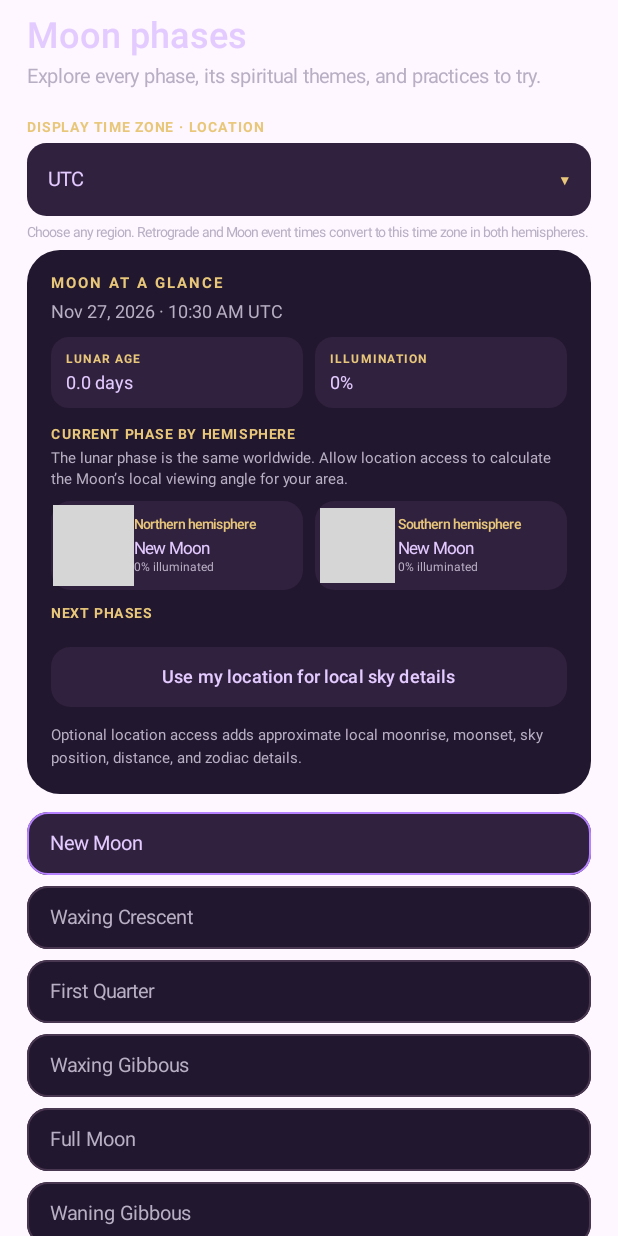
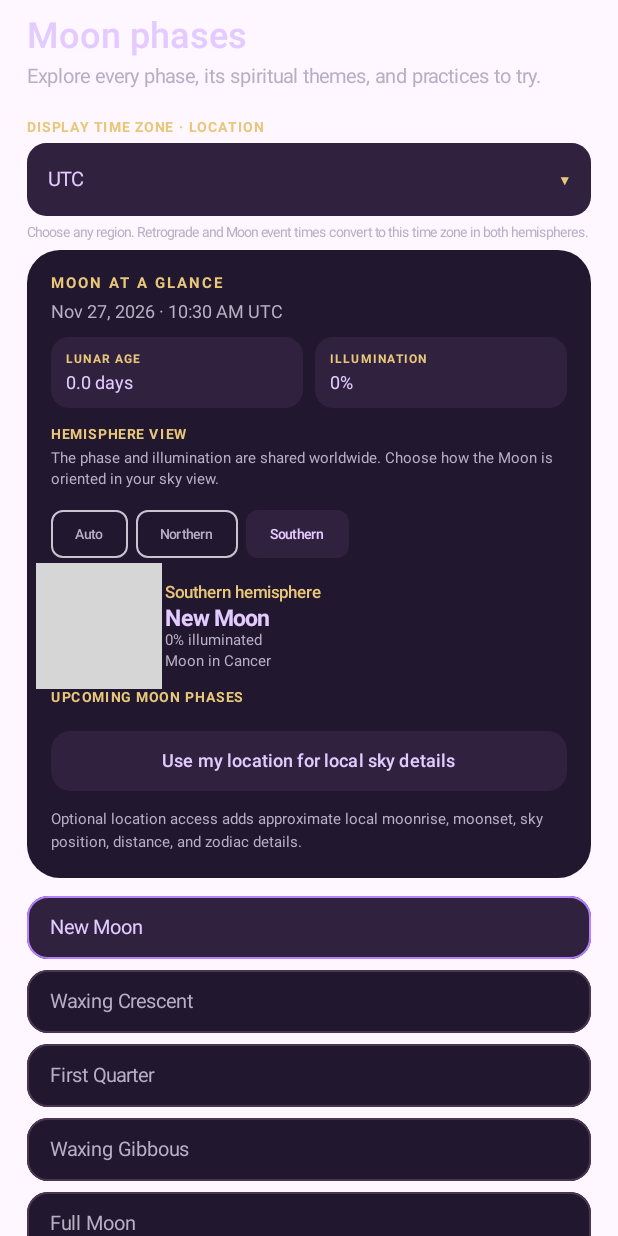
Before and after one commit to magikaldivinations-dotcom/Magikal-Retrogrades-, an Android app built with Jetpack Compose: the composable MoonPage shown on its own in the app's theme, on a phone screen of 412 x 824 dp. Run offline under Robolectric (Android 15) with nearby library versions, the phone set to English and light mode, and no system bars; libraries missing offline, so code that uses them is left out: io.github.cosinekitty.astronomy; pictures from the network do not load; 9 statements that could not run were skipped; grey boxes are pictures that could not be loaded.

Commit message:
Fix live moon phase tracker and hemisphere view
Fix the moon phase ephemeris sequence hang, refresh phase data while the screen is open, and add saved hemisphere selection and phase countdowns.

```diff
--- a/app/src/main/java/com/magikalretrogrades/app/MainActivity.kt
+++ b/app/src/main/java/com/magikalretrogrades/app/MainActivity.kt
@@ -229,6 +229,22 @@ private fun getDisplayZone(context: Context): java.time.ZoneId {
 private fun saveDisplayZone(context: Context, zoneId: String) {
     context.getSharedPreferences(DISPLAY_ZONE_PREFS, Context.MODE_PRIVATE).edit().putString(DISPLAY_ZONE_KEY, zoneId).apply()
 }
+private const val MOON_HEMISPHERE_KEY = "moon_hemisphere"
+private fun getMoonHemisphere(context: Context): String =
+    context.getSharedPreferences(DISPLAY_ZONE_PREFS, Context.MODE_PRIVATE).getString(MOON_HEMISPHERE_KEY, "Auto") ?: "Auto"
+private fun saveMoonHemisphere(context: Context, hemisphere: String) {
+    context.getSharedPreferences(DISPLAY_ZONE_PREFS, Context.MODE_PRIVATE).edit().putString(MOON_HEMISPHERE_KEY, hemisphere).apply()
+}
+private fun automaticSouthernHemisphere(): Boolean {
+    val country = java.util.Locale.getDefault().country.uppercase()
+    if (country in setOf("AU", "NZ", "ZA", "AR", "CL", "UY", "PY", "BO", "PE", "BR", "ZW", "ZM", "MZ", "NA", "BW", "LS", "SZ", "MG", "FJ", "WS", "TO", "VU")) return true
+    if (country.isNotBlank()) return false
+    val zone = java.util.TimeZone.getDefault().id
+    return zone.startsWith("Australia/") || zone.startsWith("Pacific/Auckland") ||
+        zone.startsWith("Pacific/Fiji") || zone.startsWith("Africa/Johannesburg") ||
+        zone.startsWith("America/Argentina/") || zone.startsWith("America/Santiago") ||
+        zone.startsWith("America/Montevideo") || zone.startsWith("America/Sao_Paulo")
+}
 
 @Composable
 private fun DisplayZonePicker(selectedId: String, onSelect: (String) -> Unit) {
@@ -420,11 +436,11 @@ private fun moonSnapshot(): MoonSnapshot {
     val phaseIndex = floor(((phaseAngle + 22.5) % 360.0) / 45.0).toInt().coerceIn(0, 7)
     val illuminatedPercent = (moonIllumination(Body.Moon, now).phaseFraction * 100.0).roundToInt().coerceIn(0, 100)
     val previousNewMoon = searchMoonPhase(0.0, now, -40.0)
-    val ageDays = previousNewMoon?.let { (nowMillis - it.toMillisecondsSince1970()) / 86_400_000.0 } ?: 0.0
-    val upcoming = moonQuartersAfter(now).toList().take(4).map { event ->
+    val ageDays = previousNewMoon?.let { ((nowMillis - it.toMillisecondsSince1970()) / 86_400_000.0).coerceAtLeast(0.0) } ?: phase * 29.530588853
+    val upcoming = moonQuartersAfter(now).take(4).map { event ->
         val name = listOf("New Moon", "First Quarter", "Full Moon", "Last Quarter").getOrElse(event.quarter) { "Moon phase" }
         MoonPhaseEvent(name, event.time.toMillisecondsSince1970())
-    }
+    }.toList()
     return MoonSnapshot(phase, moonGuidance(moonPhaseNames[phaseIndex], illuminatedPercent), ageDays, upcoming)
 }
 
@@ -567,13 +583,17 @@ private fun MoonPage() {
     ) {
         while (true) {
             value = withContext(Dispatchers.Default) { moonSnapshot() }
-            delay(60_000)
+            delay(30_000)
         }
     }
     var selectedPhase by remember { mutableStateOf(snapshot.info.name) }
     var observerLocation by remember { mutableStateOf<Location?>(null) }
     val context = androidx.compose.ui.platform.LocalContext.current
     var displayZoneId by remember { mutableStateOf(getDisplayZone(context).id) }
+    var hemisphereMode by remember { mutableStateOf(getMoonHemisphere(context)) }
+    val currentTimeMillis by produceState(System.currentTimeMillis()) {
+        while (true) { value = System.currentTimeMillis(); delay(30_000) }
+    }
     val displayZone = runCatching { java.time.ZoneId.of(displayZoneId) }.getOrDefault(java.time.ZoneId.systemDefault())
     var locationAccessDenied by remember { mutableStateOf(false) }
     var showLocationSettings by remember { mutableStateOf(false) }
@@ -584,6 +604,11 @@ private fun MoonPage() {
             requestingLocation = true
             requestCurrentObserverLocation(context) { location -> observerLocation = location; requestingLocation = false; locationAccessDenied = location == null }
         } else { requestingLocation = false; locationAccessDenied = true; showLocationSettings = true }
+    }
+    LaunchedEffect(Unit) {
+        val hasFine = context.checkSelfPermission(Manifest.permission.ACCESS_FINE_LOCATION) == PackageManager.PERMISSION_GRANTED
+        val hasCoarse = context.checkSelfPermission(Manifest.permission.ACCESS_COARSE_LOCATION) == PackageManager.PERMISSION_GRANTED
+        if (hasFine || hasCoarse) observerLocation = lastKnownObserverLocation(context)
     }
     LaunchedEffect(snapshot.info.name) { selectedPhase = snapshot.info.name }
     val selectedIsCurrent = selectedPhase == snapshot.info.name
@@ -603,31 +628,47 @@ private fun MoonPage() {
                         }
                     }
                 }
-                Text("CURRENT PHASE BY HEMISPHERE", color = Gold, fontSize = 9.sp, fontWeight = FontWeight.Bold, letterSpacing = 1.1.sp, modifier = Modifier.padding(top = 12.dp))
-                Text(if (observerLocation == null) "The lunar phase is the same worldwide. Allow location access to calculate the Moon’s local viewing angle for your area." else "Location-based view updated for your device. The phase is shared worldwide; the Moon’s orientation is calculated for this place and time.", color = Muted, fontSize = 10.sp, lineHeight = 14.sp, modifier = Modifier.padding(top = 4.dp, bottom = 7.dp))
-                Row(Modifier.fillMaxWidth(), horizontalArrangement = Arrangement.spacedBy(8.dp)) {
-                    listOf("Northern hemisphere" to 1, "Southern hemisphere" to -1).forEach { (hemisphereName, sign) ->
-                        Surface(color = PanelLight, shape = RoundedCornerShape(13.dp), modifier = Modifier.weight(1f)) {
-                            Row(Modifier.padding(9.dp), verticalAlignment = Alignment.CenterVertically, horizontalArrangement = Arrangement.spacedBy(8.dp)) {
-                                val latitude = observerLocation?.latitude?.let { kotlin.math.abs(it) * sign } ?: (35.0 * sign)
-                                val longitude = observerLocation?.longitude ?: 0.0
-                                val viewAngle = moonBrightLimbAngle(System.currentTimeMillis(), latitude, longitude)
-                                MoonOrb(snapshot.info.illumination, snapshot.info.name, Modifier.size(38.dp).graphicsLayer(rotationZ = viewAngle.toFloat()))
-                                Column {
-                                    Text(hemisphereName, color = Gold, fontSize = 9.sp, lineHeight = 12.sp, fontWeight = FontWeight.SemiBold)
-                                    Text(snapshot.info.name, color = Lilac, fontSize = 11.sp, lineHeight = 14.sp, modifier = Modifier.padding(top = 3.dp))
-                                    Text("${snapshot.info.illumination}% illuminated", color = Muted, fontSize = 8.sp, lineHeight = 11.sp)
-                                }
-                            }
-                        }
+                Text("HEMISPHERE VIEW", color = Gold, fontSize = 9.sp, fontWeight = FontWeight.Bold, letterSpacing = 1.1.sp, modifier = Modifier.padding(top = 12.dp))
+                Text("The phase and illumination are shared worldwide. Choose how the Moon is oriented in your sky view.", color = Muted, fontSize = 10.sp, lineHeight = 14.sp, modifier = Modifier.padding(top = 4.dp, bottom = 5.dp))
+                Row(Modifier.fillMaxWidth(), horizontalArrangement = Arrangement.spacedBy(5.dp)) {
+                    listOf("Auto", "Northern", "Southern").forEach { option ->
+                        FilterChip(selected = hemisphereMode == option, onClick = {
+                            hemisphereMode = option
+                            saveMoonHemisphere(context, option)
+                        }, label = { Text(option, fontSize = 9.sp) },
+                            colors = FilterChipDefaults.filterChipColors(selectedContainerColor = PanelLight, selectedLabelColor = Lilac, labelColor = Muted))
                     }
                 }
+                val isSouthern = when (hemisphereMode) {
+                    "Southern" -> true
+                    "Northern" -> false
+                    else -> observerLocation?.latitude?.let { it < 0.0 } ?: automaticSouthernHemisphere()
+                }
+                val hemisphereName = if (isSouthern) "Southern hemisphere" else "Northern hemisphere"
+                val defaultLatitude = if (isSouthern) -35.0 else 35.0
+                val latitude = observerLocation?.latitude?.let { if (hemisphereMode == "Auto") it else kotlin.math.abs(it) * if (isSouthern) -1 else 1 } ?: defaultLatitude
+                val longitude = observerLocation?.longitude ?: 0.0
+                val viewAngle = moonBrightLimbAngle(currentTimeMillis, latitude, longitude)
+                Row(Modifier.fillMaxWidth().padding(top = 5.dp), verticalAlignment = Alignment.CenterVertically, horizontalArrangement = Arrangement.spacedBy(12.dp)) {
+                    MoonOrb(snapshot.info.illumination, snapshot.info.name, Modifier.size(64.dp).graphicsLayer(rotationZ = viewAngle.toFloat()))
+                    Column {
+                        Text(hemisphereName, color = Gold, fontSize = 11.sp, fontWeight = FontWeight.SemiBold)
+                        Text(snapshot.info.name, color = Lilac, fontSize = 15.sp, fontWeight = FontWeight.Bold, modifier = Modifier.padding(top = 2.dp))
+                        Text("${snapshot.info.illumination}% illuminated", color = Muted, fontSize = 10.sp)
+                        val zodiac = moonPositionAt(currentTimeMillis, latitude, longitude).zodiac
+                        Text("Moon in $zodiac", color = Muted, fontSize = 10.sp, modifier = Modifier.padding(top = 2.dp))
+                    }
+                }
+                val nextPhase = snapshot.upcoming.firstOrNull()
                 val nextFull = snapshot.upcoming.firstOrNull { it.name == "Full Moon" }
                 val nextNew = snapshot.upcoming.firstOrNull { it.name == "New Moon" }
-                if (nextFull != null) InfoLine("NEXT FULL MOON", formatLocalEventTime(nextFull.atMillis, displayZone))
-                if (nextNew != null) InfoLine("NEXT NEW MOON", formatLocalEventTime(nextNew.atMillis, displayZone))
-                Text("NEXT PHASES", color = Gold, fontSize = 9.sp, fontWeight = FontWeight.Bold, letterSpacing = 1.1.sp, modifier = Modifier.padding(top = 10.dp, bottom = 3.dp))
-                snapshot.upcoming.forEach { phase -> TimelineMoment(phase.name, formatLocalEventTime(phase.atMillis, displayZone)) }
+                if (nextPhase != null) InfoLine("NEXT PHASE · ${nextPhase.name.uppercase()}", "In ${formatCountdown(nextPhase.atMillis - currentTimeMillis)}")
+                if (nextFull != null) InfoLine("NEXT FULL MOON", "In ${formatCountdown(nextFull.atMillis - currentTimeMillis)}")
+                if (nextNew != null) InfoLine("NEXT NEW MOON", "In ${formatCountdown(nextNew.atMillis - currentTimeMillis)}")
+                Text("UPCOMING MOON PHASES", color = Gold, fontSize = 9.sp, fontWeight = FontWeight.Bold, letterSpacing = 1.1.sp, modifier = Modifier.padding(top = 10.dp, bottom = 3.dp))
+                snapshot.upcoming.forEach { phase ->
+                    TimelineMoment(phase.name, "In ${formatCountdown(phase.atMillis - currentTimeMillis)} · ${formatLocalEventTime(phase.atMillis, displayZone)}")
+                }
                 Button(onClick = {
                     val hasFine = context.checkSelfPermission(Manifest.permission.ACCESS_FINE_LOCATION) == PackageManager.PERMISSION_GRANTED
                     val hasCoarse = context.checkSelfPermission(Manifest.permission.ACCESS_COARSE_LOCATION) == PackageManager.PERMISSION_GRANTED
```
